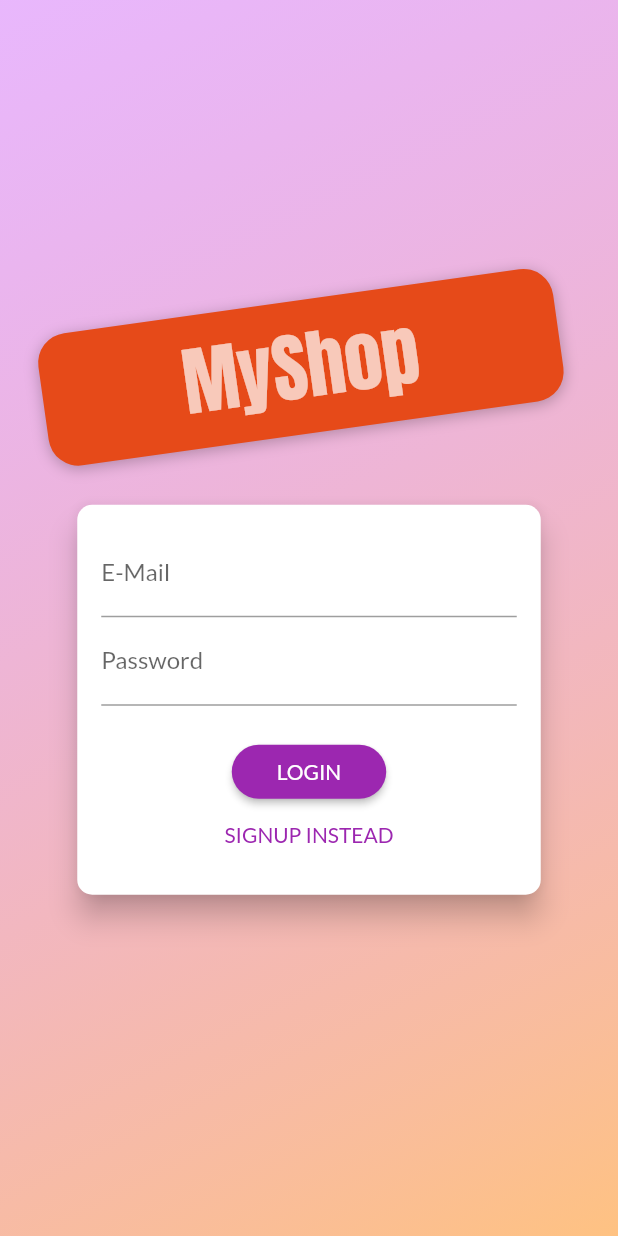
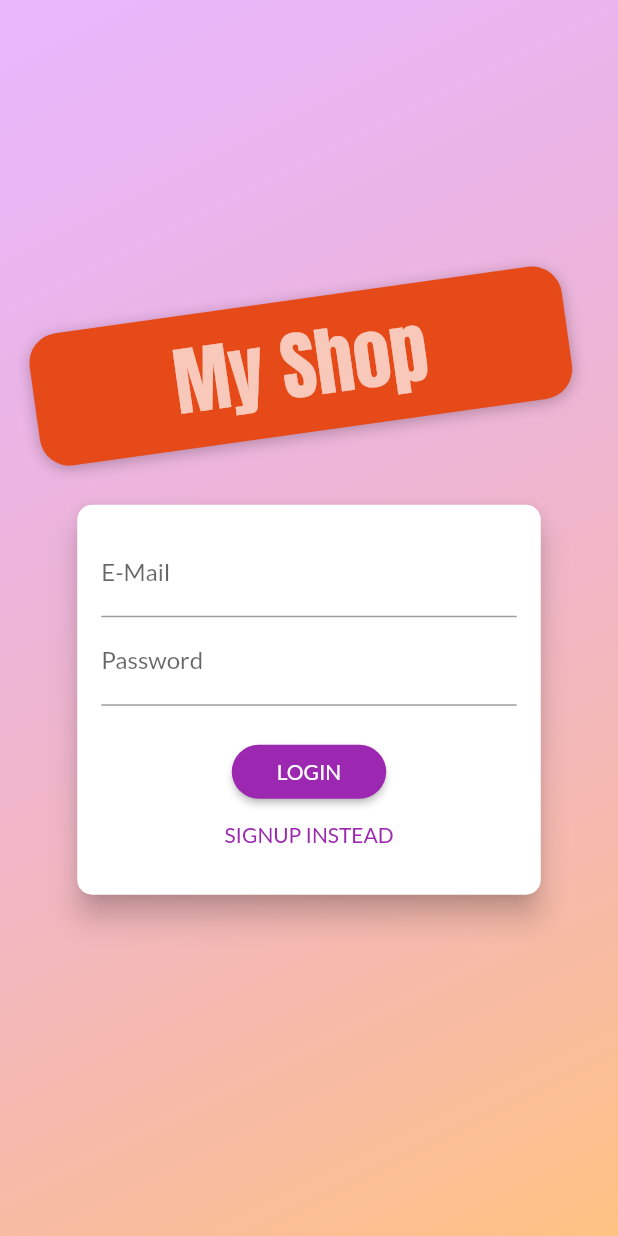
Before and after one commit to AbuSuf1an/Shop-App, a Flutter app: the screen it shows after launch, on a phone screen of 412 x 824 dp. Run offline on Flutter 3.47's test engine with Material 2 defaults, Android fonts, the phone set to English and light mode, and no system bars.

```diff
--- a/lib/main.dart
+++ b/lib/main.dart
@@ -22,7 +22,12 @@ class MyApp extends StatelessWidget {
     return MultiProvider(
       providers: [
         ChangeNotifierProvider(create: (ctx) => Auth()),
-        ChangeNotifierProvider(create: (ctx) => Products()),
+        ChangeNotifierProxyProvider<Auth, Products>(
+          update: (ctx, auth, previousProducts) => Products(
+            auth.token,
+            previousProducts == null ? [] : previousProducts.items,
+          ),
+        ),
         ChangeNotifierProvider(create: (ctx) => Cart()),
         ChangeNotifierProvider(create: (ctx) => Orders()),
       ],
--- a/lib/providers/products.dart
+++ b/lib/providers/products.dart
@@ -43,6 +43,9 @@ class Products with ChangeNotifier {
   ];
 
   // var _showFavoritesOnly = false;
+  final String authToken;
+
+  Products(this.authToken, this._items);
 
   List<Product> get items {
     // if(_showFavoritesOnly) {
@@ -70,8 +73,8 @@ class Products with ChangeNotifier {
   // }
 
   Future<void> fetchAndSetProducts() async {
-    const url =
-        'https://flutter-update-71536-default-rtdb.firebaseio.com/products.json';
+    final url =
+        'https://flutter-update-71536-default-rtdb.firebaseio.com/products.json?auth=$authToken';
     try {
       final response = await http.get(url);
       // print(json.decode(response.body));
--- a/lib/screens/auth_screen.dart
+++ b/lib/screens/auth_screen.dart
@@ -60,7 +60,7 @@ class AuthScreen extends StatelessWidget {
                         ],
                       ),
                       child: Text(
-                        'MyShop',
+                        'My Shop',
                         style: TextStyle(
                           color:
                               Theme.of(context).accentTextTheme.headline1.color,
```
